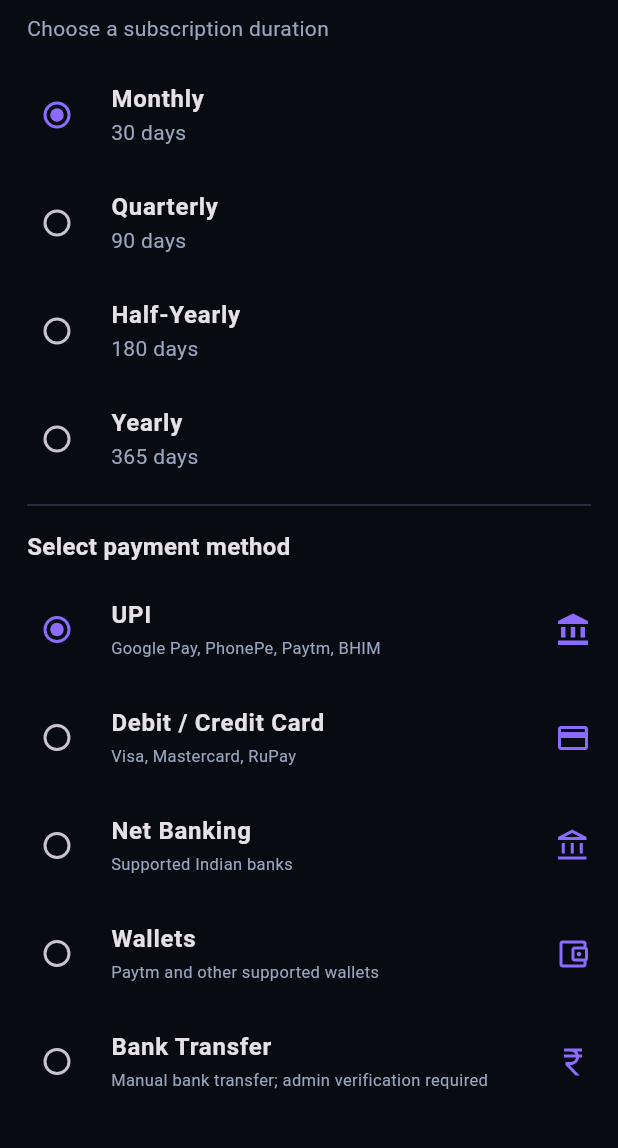
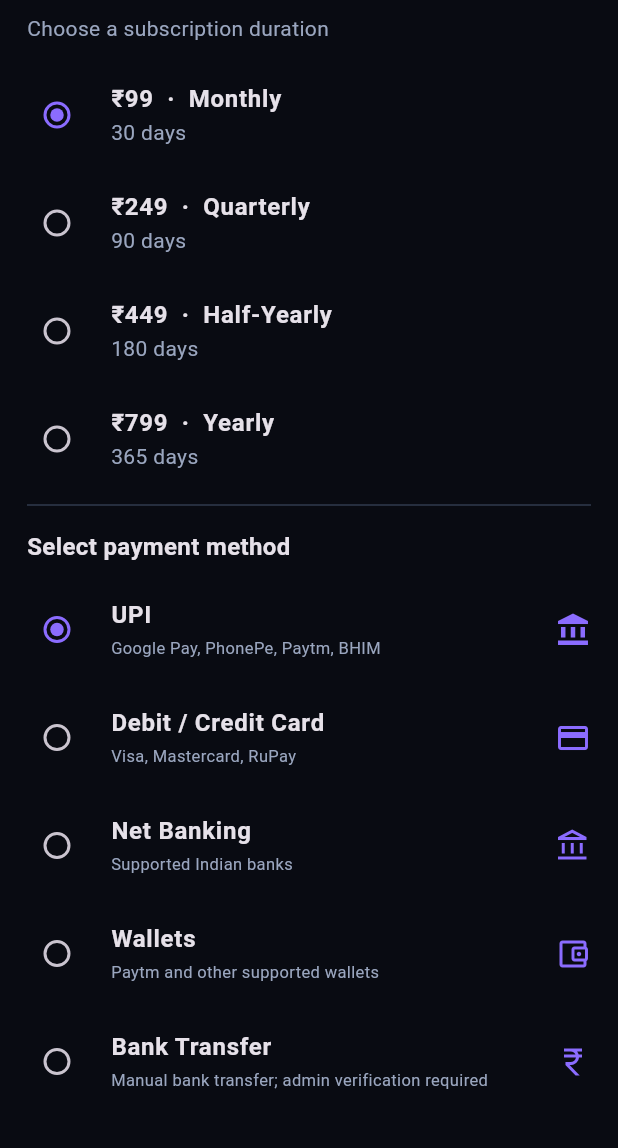
Before and after one commit to Vik-123969/your-ott-demo, a Flutter app: the PaymentPlansSheet widget shown alone on an empty page, opened directly, on a phone screen of 412 x 824 dp, the part 86-1234 px from its top. Run offline on Flutter 3.47's test engine with Material 3 defaults, Android fonts, the phone set to English and light mode, and no system bars; our stand-ins replace supabase_flutter, video_player; accounts and stored records are empty.

Commit message:
Fix dynamic subscription price labels

```diff
--- a/lib/main.dart
+++ b/lib/main.dart
@@ -986,7 +986,7 @@ class _PaymentPlansSheetState extends State<PaymentPlansSheet> {
               groupValue: selectedPlan,
               activeColor: accent,
               contentPadding: EdgeInsets.zero,
-              title: Text(plan.$1, style: const TextStyle(fontWeight: FontWeight.w700)),
+              title: Text('₹${prices[plan.$1]}  ·  ${plan.$1}', style: const TextStyle(fontWeight: FontWeight.w700)),
               subtitle: Text(plan.$2, style: const TextStyle(color: muted)),
               onChanged: (value) => setState(() => selectedPlan = value!),
             )),
@@ -1009,10 +1009,10 @@ class _PaymentPlansSheetState extends State<PaymentPlansSheet> {
               width: double.infinity,
               padding: const EdgeInsets.all(13),
               decoration: BoxDecoration(color: const Color(0xFF28213D), borderRadius: BorderRadius.circular(12), border: Border.all(color: accent.withValues(alpha: .45))),
-              child: const Row(crossAxisAlignment: CrossAxisAlignment.start, children: [
-                Icon(Icons.info_outline, color: accent),
-                SizedBox(width: 9),
-                Expanded(child: Text(pricesLoading ? 'Loading current plan prices…' : 'Prices shown above are set by Your OTT admin. Payment gateway is not connected yet; no money will be charged and selecting an option will not activate a subscription.', style: TextStyle(color: Colors.white70, fontSize: 12))),
+              child: Row(crossAxisAlignment: CrossAxisAlignment.start, children: [
+                const Icon(Icons.info_outline, color: accent),
+                const SizedBox(width: 9),
+                Expanded(child: Text(pricesLoading ? 'Loading current plan prices…' : 'Prices shown above are set by Your OTT admin. Payment gateway is not connected yet; no money will be charged and selecting an option will not activate a subscription.', style: const TextStyle(color: Colors.white70, fontSize: 12))),
               ]),
             ),
             const SizedBox(height: 14),
```
